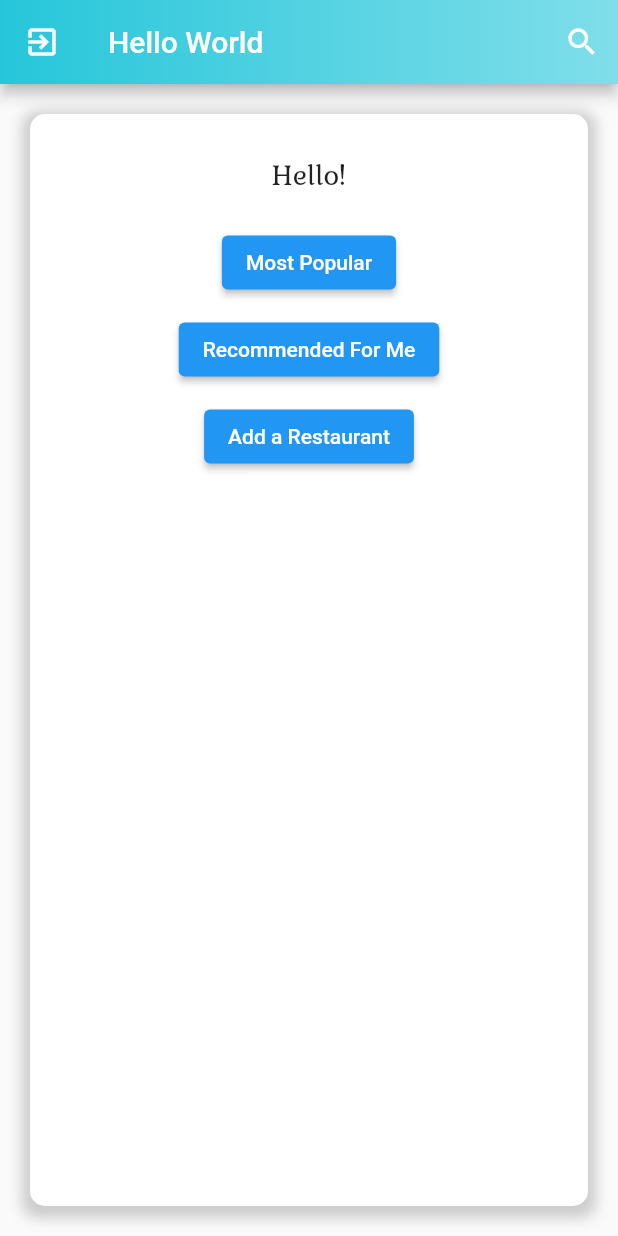
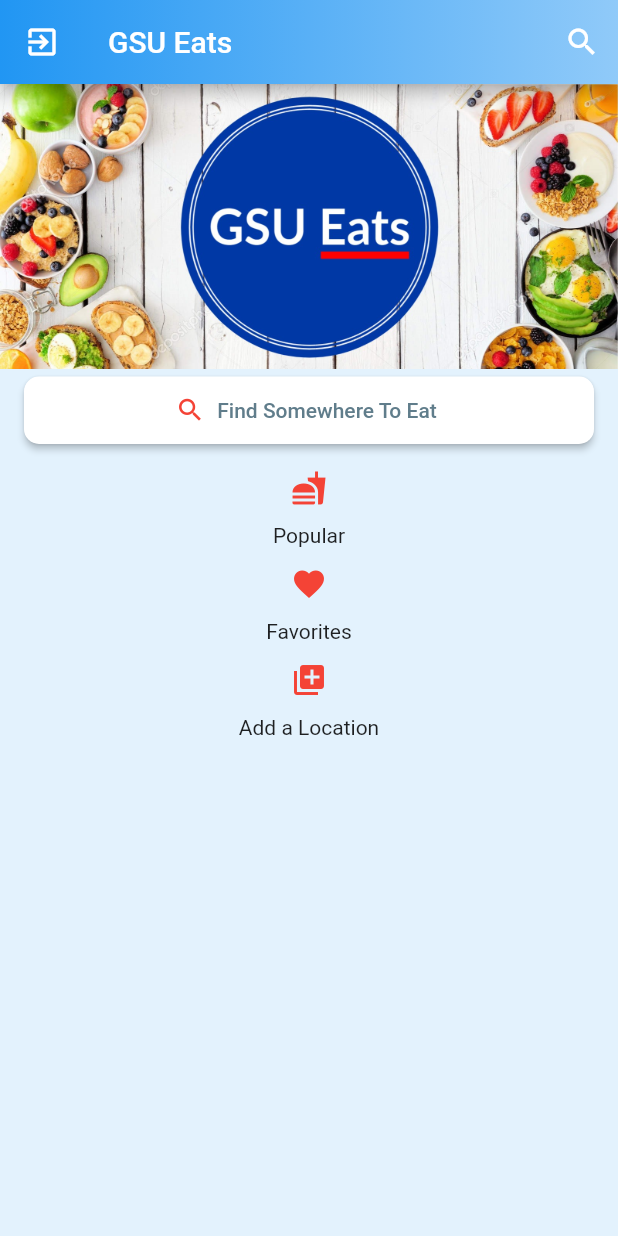
Before and after one commit to msantiago9/gsu-eats, a Flutter app: the screen it shows once a user with an empty profile is signed in, on a phone screen of 412 x 824 dp. Run offline on Flutter 3.47's test engine with Material 2 defaults, Android fonts, the phone set to English and light mode, and no system bars; our stand-ins replace cloud_firestore, firebase_auth, firebase_core, flutter_map, flutter_rating_bar, latlong2; accounts and stored records are empty; network calls fail.

Commit message:
added banner, search button, and icons

```diff
--- a/lib/screens/homepage.dart
+++ b/lib/screens/homepage.dart
@@ -2,6 +2,7 @@ import 'package:flutter/material.dart';
 import 'package:gsu_eats/screens/popular.dart';
 import 'package:gsu_eats/screens/recommended.dart';
 import 'package:gsu_eats/screens/admin.dart';
+import 'package:gsu_eats/screens/search.dart';
 
 class Home extends StatefulWidget {
   const Home({Key? key}) : super(key: key);
@@ -13,22 +14,63 @@ class Home extends StatefulWidget {
 class _HomeState extends State<Home> {
   @override
   Widget build(BuildContext context) {
-    return Container(
-      child: Column(
-        children: [
-          Container(
-            margin: const EdgeInsets.fromLTRB(0, 5, 0, 15),
-            child: const Text(
-              "Hello!",
-              style: TextStyle(
-                fontFamily: 'Kurale',
-                fontSize: 20,
+    return Column(
+      children: [
+        Container(
+          height: 190,
+          width: 500,
+          decoration: const BoxDecoration(
+            image: DecorationImage(
+              image: AssetImage('assets/banner.jpg'),
+              fit: BoxFit.fill,
+            ),
+            //shape: BoxShape.circle,
+          ),
+          // margin: const EdgeInsets.fromLTRB(0, 5, 0, 15),
+          // child: const Text(
+          //   "Hello!",
+          //   style: TextStyle(
+          //     fontFamily: 'Kurale',
+          //     fontSize: 20,
+          //   ),
+          // ),
+        ),
+        Container(
+          margin: const EdgeInsets.fromLTRB(0, 5, 0, 5),
+          width: 380,
+          height: 45.0,
+          child: ElevatedButton.icon(
+            onPressed: () {
+              Navigator.push(
+                context,
+                MaterialPageRoute(
+                  builder: (context) => Search(),
+                ),
+              );
+            },
+            style: ElevatedButton.styleFrom(
+              primary: Colors.white,
+              onPrimary: Colors.green,
+              onSurface: Colors.blue,
+              shape: new RoundedRectangleBorder(
+                borderRadius: new BorderRadius.circular(10.0),
               ),
             ),
+            label: const Text('Find Somewhere To Eat',
+                style: TextStyle(color: Colors.blueGrey)),
+            icon: const Icon(
+              Icons.search,
+              color: Colors.red,
+              size: 20.0,
+            ),
           ),
-          Container(
-            margin: const EdgeInsets.fromLTRB(0, 5, 0, 5),
-            child: ElevatedButton(
+        ),
+        Column(
+          children: <Widget>[
+            IconButton(
+              icon: const Icon(Icons.fastfood),
+              color: Colors.red,
+              tooltip: 'Popular',
               onPressed: () {
                 Navigator.push(
                   context,
@@ -37,12 +79,12 @@ class _HomeState extends State<Home> {
                   ),
                 );
               },
-              child: const Text("Most Popular"),
             ),
-          ),
-          Container(
-            margin: const EdgeInsets.fromLTRB(0, 5, 0, 5),
-            child: ElevatedButton(
+            const Text('Popular'),
+            IconButton(
+              icon: const Icon(Icons.favorite),
+              color: Colors.red,
+              tooltip: 'Recommended',
               onPressed: () {
                 Navigator.push(
                   context,
@@ -51,12 +93,12 @@ class _HomeState extends State<Home> {
                   ),
                 );
               },
-              child: const Text("Recommended For Me"),
             ),
-          ),
-          Container(
-            margin: const EdgeInsets.fromLTRB(0, 5, 0, 5),
-            child: ElevatedButton(
+            const Text('Favorites'),
+            IconButton(
+              icon: const Icon(Icons.library_add),
+              color: Colors.red,
+              tooltip: 'Add a Restaurant',
               onPressed: () {
                 Navigator.push(
                   context,
@@ -65,31 +107,11 @@ class _HomeState extends State<Home> {
                   ),
                 );
               },
-              child: const Text("Add a Restaurant"),
             ),
-          ),
-        ],
-      ),
-      margin: const EdgeInsets.all(20),
-      padding: const EdgeInsets.all(20),
-      height: double.infinity,
-      width: double.infinity,
-      decoration: BoxDecoration(
-        color: Colors.white,
-        borderRadius: const BorderRadius.only(
-            topLeft: Radius.circular(10),
-            topRight: Radius.circular(10),
-            bottomLeft: Radius.circular(10),
-            bottomRight: Radius.circular(10)),
-        boxShadow: [
-          BoxShadow(
-            color: Colors.grey.withOpacity(0.5),
-            spreadRadius: 5,
-            blurRadius: 7,
-            offset: const Offset(0, 3), // changes position of shadow
-          ),
-        ],
-      ),
+            const Text('Add a Location'),
+          ],
+        ),
+      ],
     );
   }
 }
--- a/lib/skeleton.dart
+++ b/lib/skeleton.dart
@@ -61,6 +61,7 @@ class _AuthWrapperState extends State<AuthWrapper> {
         globals.ratings = current.ratings;
       });
       return Scaffold(
+        backgroundColor: Colors.blue.shade50,
         appBar: AppBar(
           actions: [
             IconButton(
@@ -77,12 +78,12 @@ class _AuthWrapperState extends State<AuthWrapper> {
             ),
           ],
           backgroundColor: Colors.green,
-          title: const Text('Hello World'),
+          title: const Text('GSU Eats'),
           flexibleSpace: Container(
             decoration: BoxDecoration(
               gradient: LinearGradient(colors: [
-                Colors.cyan.shade400,
-                Colors.cyan.shade200,
+                Colors.blue.shade500,
+                Colors.blue.shade200,
               ], stops: const [
                 0,
                 1.0,
```
Also changed, not shown: assets/banner.jpg (added).
